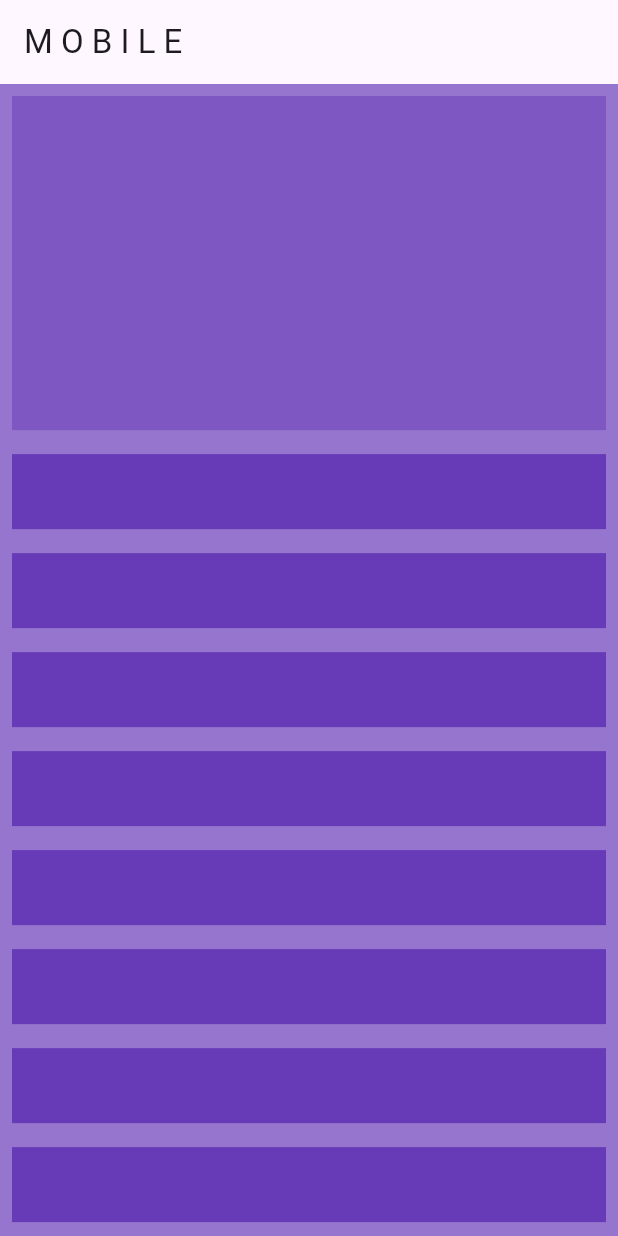
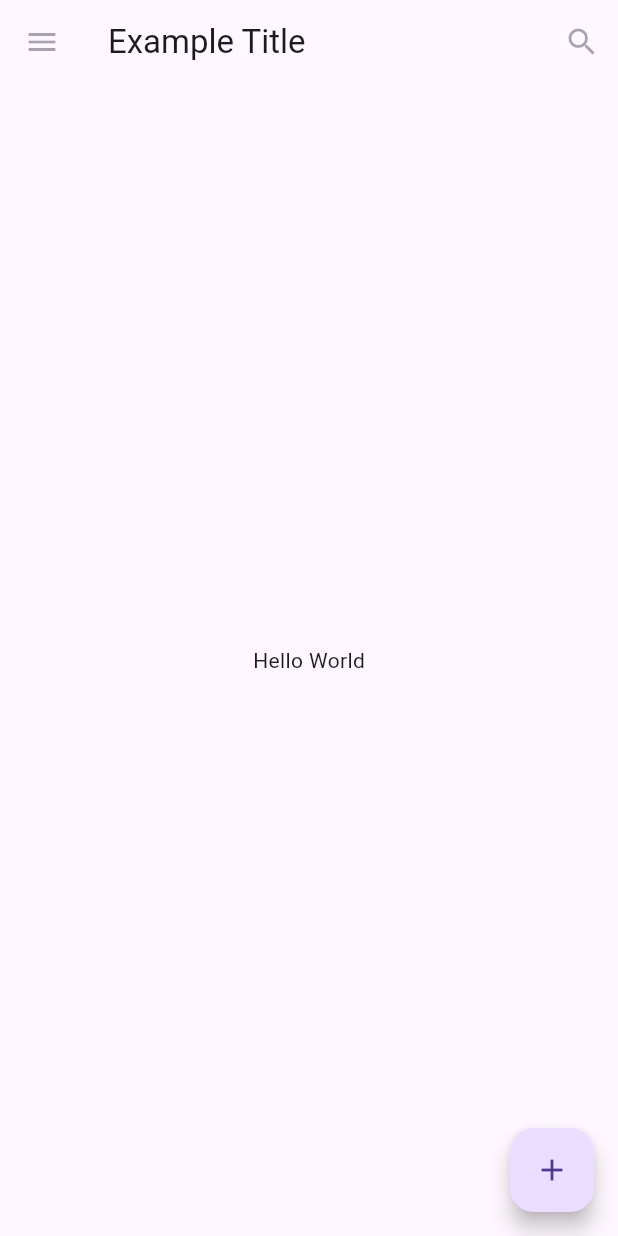
Before and after one commit to z-nt/ibrokers, a Flutter app: the screen it shows after launch, on a phone screen of 412 x 824 dp. Run offline on Flutter 3.47's test engine with Material 3 defaults, Android fonts, the light colour scheme and no system bars; our stand-ins replace go_router.

Commit message:
practice on widget

```diff
--- a/lib/main.dart
+++ b/lib/main.dart
@@ -7,6 +7,7 @@ import 'package:ibroker/pages/home/home.dart';
 import 'package:ibroker/pages/responsive/desktopBody.dart';
 import 'package:ibroker/pages/responsive/mobilBody.dart';
 import 'package:ibroker/pages/responsive/responsive_layout.dart';
+import 'package:ibroker/practice/practice.dart';
 import 'package:ibroker/style/style.dart';
 void main() => runApp(const MyApp());
 
@@ -39,7 +40,10 @@ class MyApp extends StatelessWidget {
   @override
   Widget build(BuildContext context) {
     return MaterialApp(
-      home: HomeScreen(),
+      // home: MyNav(
+      //   title:const Text('hello world'),
+      //    key: key),
+      home: const TutorialHome(),
       theme: ThemeData(primarySwatch: Colors.deepPurple),
     );
   }
--- /dev/null
+++ b/lib/practice/practice.dart
@@ -0,0 +1,68 @@
+import 'package:flutter/material.dart';
+
+class MyNav extends StatelessWidget {
+  const MyNav ({required this.title , required super.key});
+  final Widget title;
+  @override
+  Widget build(BuildContext context) {
+          return Container(
+              height: 56,
+              padding: const EdgeInsets.symmetric(horizontal: 8,),
+              decoration: BoxDecoration(color: Colors.blue[500]),
+              child: Row(
+                children: [
+                  const IconButton(
+                  tooltip: 'Navigation menu',
+                  icon: Icon(Icons.menu),
+                  onPressed: null,
+              ),
+              Expanded(
+                child:title,
+              ),
+              const IconButton(
+                icon: Icon(Icons.search),
+                tooltip: 'search',
+                onPressed: null,
+              )
+            ],
+          ),
+      );
+  }
+}
+
+
+class TutorialHome extends StatelessWidget {
+    const TutorialHome ({super.key});
+
+  @override
+  Widget build(BuildContext context) {
+        return Scaffold(
+            appBar: AppBar(
+              leading: const IconButton(
+                icon: Icon(Icons.menu),
+                tooltip: 'navigation menu',
+                onPressed: null,
+              ),
+            title: const Text('Example Title'),
+
+            actions: const[
+              IconButton(
+               onPressed: null,
+               icon:Icon(Icons.search),
+                tooltip: 'Search',
+               ),
+            ],
+          ),
+          body: const Center(
+            child: Text('Hello World'),
+          ),
+          floatingActionButton: const FloatingActionButton(
+            tooltip: 'Add',
+            onPressed: null,
+            child: Icon(Icons.add),
+          ),
+        );
+  }
+
+
+}
```
Also changed, not shown: pubspec.yaml (line endings or trailing spaces).
